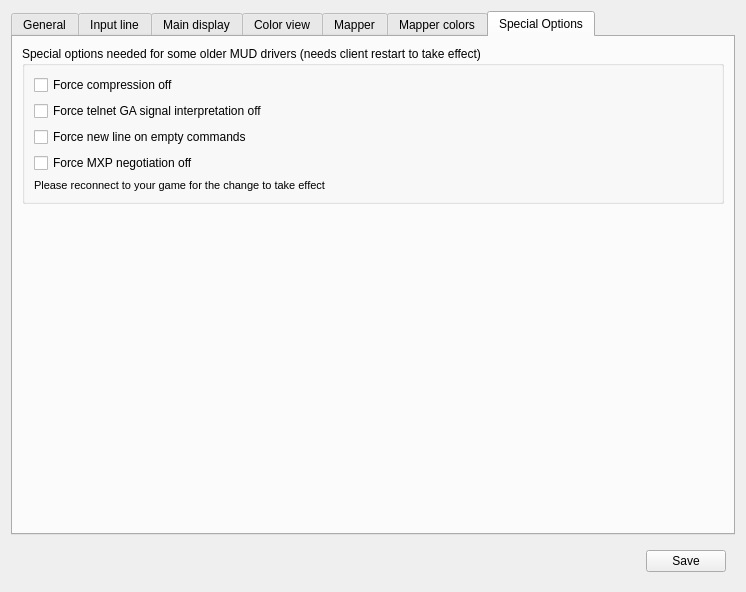
Qt form src/ui/profile_preferences.ui (Mudlet/Mudlet) before a commit.
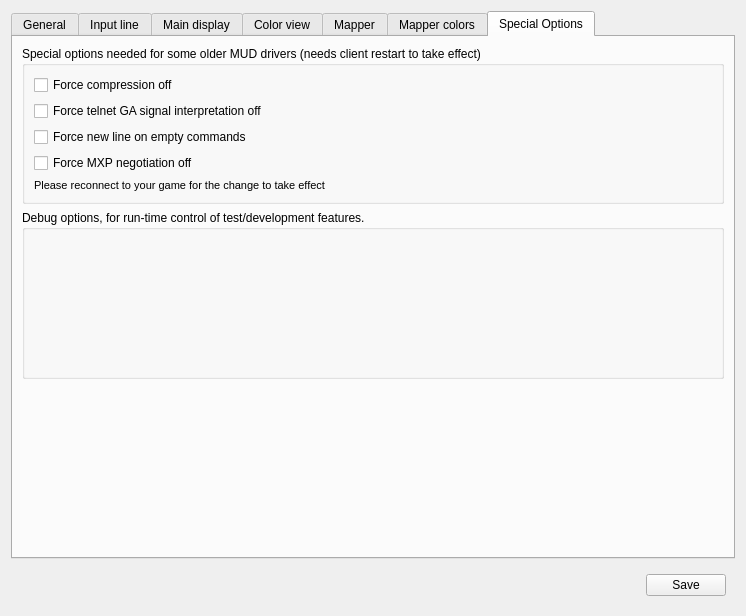
The same form after that commit. The open tabs and pages were chosen to show the change. Icons and pictures are not drawn.

Commit message: Revise: add compatibility option to work around issues of map format change

Diff of the .ui file:
```diff
--- a/src/ui/profile_preferences.ui
+++ b/src/ui/profile_preferences.ui
@@ -7,7 +7,7 @@
     <x>0</x>
     <y>0</y>
     <width>744</width>
-    <height>592</height>
+    <height>616</height>
    </rect>
   </property>
   <property name="sizePolicy">
@@ -1809,20 +1809,7 @@
       <attribute name="title">
        <string>Special Options</string>
       </attribute>
-      <layout class="QGridLayout" name="gridLayout_7">
-       <item row="1" column="0">
-        <spacer name="verticalSpacer_6">
-         <property name="orientation">
-          <enum>Qt::Vertical</enum>
-         </property>
-         <property name="sizeHint" stdset="0">
-          <size>
-           <width>20</width>
-           <height>40</height>
-          </size>
-         </property>
-        </spacer>
-       </item>
+      <layout class="QGridLayout" name="gridLayout_SpecialOptions">
        <item row="0" column="0">
         <widget class="QGroupBox" name="groupBox_7">
          <property name="title">
@@ -1888,6 +1875,45 @@
          </layout>
         </widget>
        </item>
+       <item row="1" column="0">
+        <widget class="QGroupBox" name="groupBox_Debug">
+         <property name="enabled">
+          <bool>true</bool>
+         </property>
+         <property name="sizePolicy">
+          <sizepolicy hsizetype="Preferred" vsizetype="MinimumExpanding">
+           <horstretch>0</horstretch>
+           <verstretch>0</verstretch>
+          </sizepolicy>
+         </property>
+         <property name="minimumSize">
+          <size>
+           <width>0</width>
+           <height>0</height>
+          </size>
+         </property>
+         <property name="title">
+          <string>Debug options, for run-time control of test/development features.</string>
+         </property>
+         <property name="alignment">
+          <set>Qt::AlignLeading|Qt::AlignLeft|Qt::AlignTop</set>
+         </property>
+         <layout class="QVBoxLayout" name="verticalLayout_debug"/>
+        </widget>
+       </item>
+       <item row="2" column="0">
+        <spacer name="verticalSpacer_SpecialOptions">
+         <property name="orientation">
+          <enum>Qt::Vertical</enum>
+         </property>
+         <property name="sizeHint" stdset="0">
+          <size>
+           <width>20</width>
+           <height>40</height>
+          </size>
+         </property>
+        </spacer>
+       </item>
       </layout>
      </widget>
     </widget>
```
Left out of the diff: 64 changed lines with no effect on the pictures. The commit also changes 4 other files.
